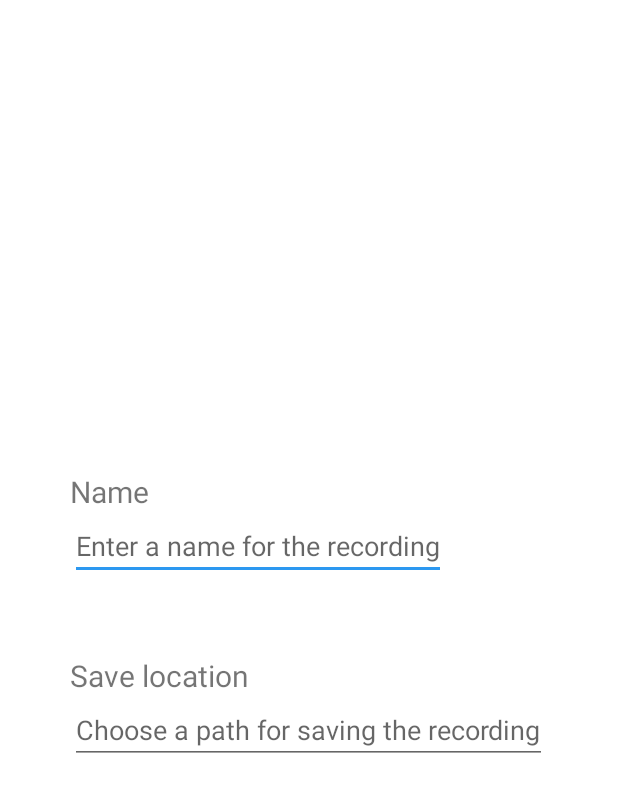
After one commit to UniRegensburg/ase-abschlussprojekte-ws1920-digitales-tonbandgerat-fur-feldstudien, an Android app: the layout dialog_save_recording.xml on its own in the app's theme, with its tools: preview values and no code run, on a phone screen of 412 x 824 dp. The commit adds this screen. Shown: the top 792 px of the screen. Run offline under Robolectric (Android 15) with nearby library versions, the phone set to English and light mode, and no system bars.

Commit message:
Dialog layout

```diff
--- /dev/null
+++ b/app/src/main/java/de/ur/mi/audidroid/utils/Dialog.kt
@@ -0,0 +1,10 @@
+package de.ur.mi.audidroid.utils
+
+import android.text.Layout
+
+class Dialog(){
+
+    fun createDialog(layout: Layout?, text: String?){
+
+    }
+}
--- /dev/null
+++ b/app/src/main/res/layout/dialog_save_recording.xml
@@ -0,0 +1,40 @@
+<?xml version="1.0" encoding="utf-8"?>
+<LinearLayout
+    xmlns:android="http://schemas.android.com/apk/res/android"
+    android:layout_height="wrap_content"
+    android:layout_width="wrap_content"
+    android:orientation="vertical"
+    android:layout_gravity="center">
+
+    <TextView
+        android:id="@+id/dialog_save_recording_textview_name"
+        android:layout_height="wrap_content"
+        android:layout_width="wrap_content"
+        android:text="@string/dialog_save_recording_name"
+        android:textSize="@dimen/text_size_normal" />
+
+    <EditText
+        android:id="@+id/dialog_save_recording_edittext_name"
+        android:layout_height="wrap_content"
+        android:layout_width="wrap_content"
+        android:hint="@string/dialog_save_recording_name_hint"
+        android:importantForAutofill="no"
+        android:inputType="text"/>
+
+
+    <TextView
+        android:id="@+id/dialog_save_recording_textview_path"
+        android:layout_width="wrap_content"
+        android:layout_height="wrap_content"
+        android:text="@string/dialog_save_recording_path"
+        android:textSize="@dimen/text_size_normal"
+        android:layout_marginTop="@dimen/dialog_margin"/>
+
+    <EditText
+        android:id="@+id/dialog_save_recording_edittext_path"
+        android:layout_width="wrap_content"
+        android:layout_height="wrap_content"
+        android:hint="@string/dialog_save_recording_path_hint"
+        android:importantForAutofill="no"
+        android:inputType="text"/>
+</LinearLayout>
--- a/app/src/main/res/values/dimens.xml
+++ b/app/src/main/res/values/dimens.xml
@@ -22,8 +22,11 @@
     <dimen name="fab_margin_big">@dimen/keyline_12</dimen>
     <dimen name="fab_margin">16dp</dimen>
 
+    <!-- Dialog -->
+    <dimen name="dialog_margin">50dp</dimen>
+
     <!-- Textsizes -->
-
-    <dimen name="text_size_big">50sp</dimen>
+    <dimen name="text_size_big">40sp</dimen>
+    <dimen name="text_size_normal">20sp</dimen>
 
 </resources>
--- a/app/src/main/res/values/strings.xml
+++ b/app/src/main/res/values/strings.xml
@@ -35,4 +35,10 @@
     <string name="permission_title">Permission required</string>
     <string name="permission_button">OK</string>
 
+    <!-- Save recording dialog -->
+    <string name="dialog_save_recording_name">Name</string>
+    <string name="dialog_save_recording_name_hint">Enter a name for the recording</string>
+    <string name="dialog_save_recording_path">Save location</string>
+    <string name="dialog_save_recording_path_hint">Choose a path for saving the recording</string>
+
 </resources>
```
